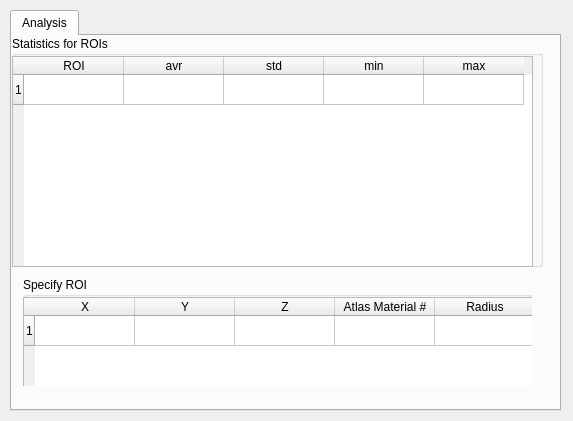
The window that src/Interface/Modules/BrainStimulator/GenerateROIStatisticsDialog.ui (SCIInstitute/SCIRun) describes before a commit, drawn with Qt 5.
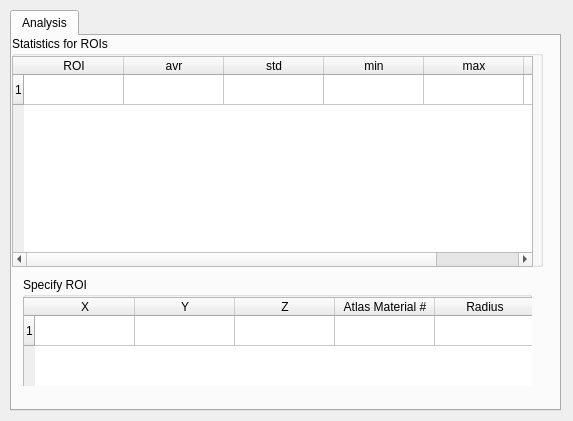
The same window after the commit.

The edit to the form file:
```diff
--- a/src/Interface/Modules/BrainStimulator/GenerateROIStatisticsDialog.ui
+++ b/src/Interface/Modules/BrainStimulator/GenerateROIStatisticsDialog.ui
@@ -86,6 +86,11 @@
         <string>max</string>
        </property>
       </column>
+      <column>
+       <property name="text">
+        <string>#</string>
+       </property>
+      </column>
      </widget>
     </widget>
     <widget class="QWidget" name="verticalLayoutWidget_4">
```
